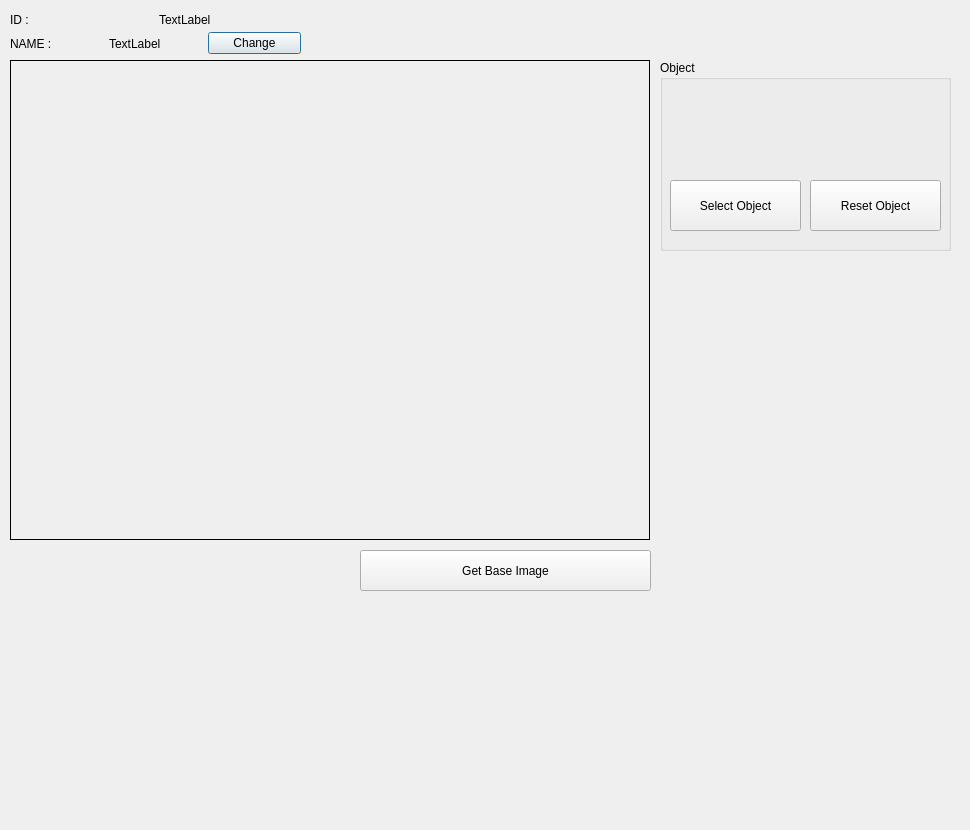
rendezvue/ViNet, file ui/dialogsettooloffsetdistance.ui: the form before one commit.
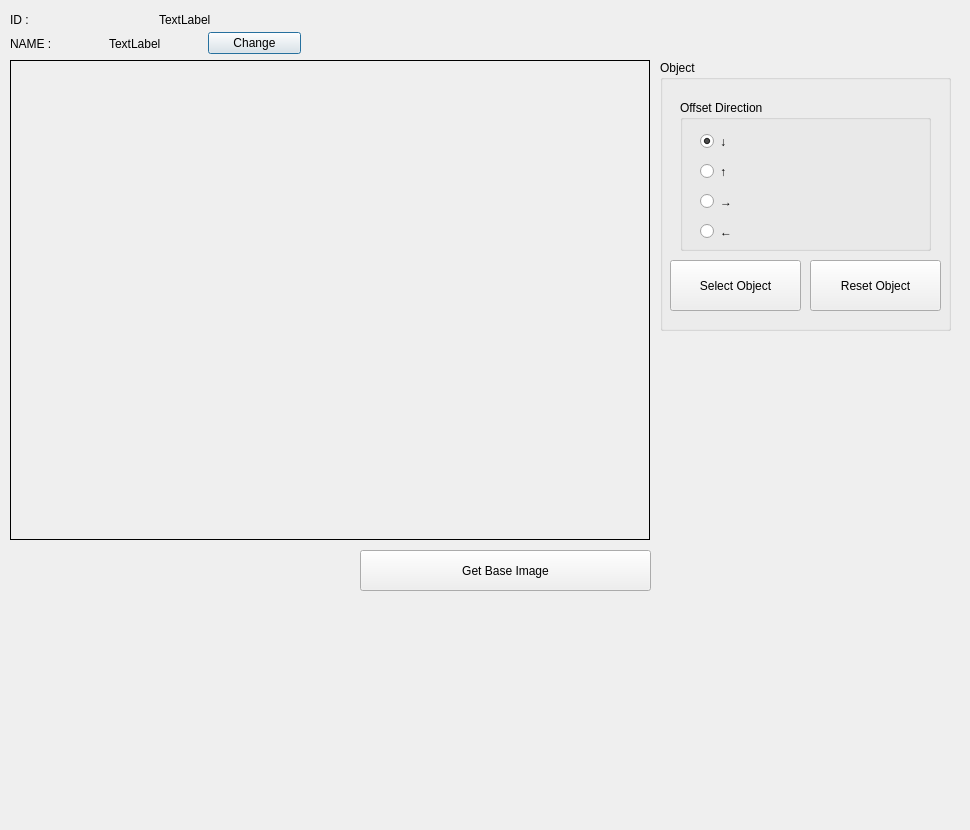
The form after the commit.

Commit message: Added radio button for setting direction.

```diff
--- a/ui/dialogsettooloffsetdistance.ui
+++ b/ui/dialogsettooloffsetdistance.ui
@@ -129,7 +129,7 @@
      <x>660</x>
      <y>60</y>
      <width>291</width>
-     <height>191</height>
+     <height>271</height>
     </rect>
    </property>
    <property name="title">
@@ -139,7 +139,7 @@
     <property name="geometry">
      <rect>
       <x>10</x>
-      <y>120</y>
+      <y>200</y>
       <width>131</width>
       <height>51</height>
      </rect>
@@ -152,7 +152,7 @@
     <property name="geometry">
      <rect>
       <x>150</x>
-      <y>120</y>
+      <y>200</y>
       <width>131</width>
       <height>51</height>
      </rect>
@@ -161,6 +161,74 @@
      <string>Reset Object</string>
     </property>
    </widget>
+   <widget class="QGroupBox" name="groupBox">
+    <property name="geometry">
+     <rect>
+      <x>20</x>
+      <y>40</y>
+      <width>251</width>
+      <height>151</height>
+     </rect>
+    </property>
+    <property name="title">
+     <string>Offset Direction</string>
+    </property>
+    <widget class="QRadioButton" name="radioButton">
+     <property name="geometry">
+      <rect>
+       <x>20</x>
+       <y>30</y>
+       <width>112</width>
+       <height>23</height>
+      </rect>
+     </property>
+     <property name="text">
+      <string>↓</string>
+     </property>
+     <property name="checked">
+      <bool>true</bool>
+     </property>
+    </widget>
+    <widget class="QRadioButton" name="radioButton_2">
+     <property name="geometry">
+      <rect>
+       <x>20</x>
+       <y>60</y>
+       <width>112</width>
+       <height>23</height>
+      </rect>
+     </property>
+     <property name="text">
+      <string>↑</string>
+     </property>
+    </widget>
+    <widget class="QRadioButton" name="radioButton_3">
+     <property name="geometry">
+      <rect>
+       <x>20</x>
+       <y>90</y>
+       <width>112</width>
+       <height>23</height>
+      </rect>
+     </property>
+     <property name="text">
+      <string>→</string>
+     </property>
+    </widget>
+    <widget class="QRadioButton" name="radioButton_4">
+     <property name="geometry">
+      <rect>
+       <x>20</x>
+       <y>120</y>
+       <width>112</width>
+       <height>23</height>
+      </rect>
+     </property>
+     <property name="text">
+      <string>←</string>
+     </property>
+    </widget>
+   </widget>
   </widget>
  </widget>
  <resources/>
```
